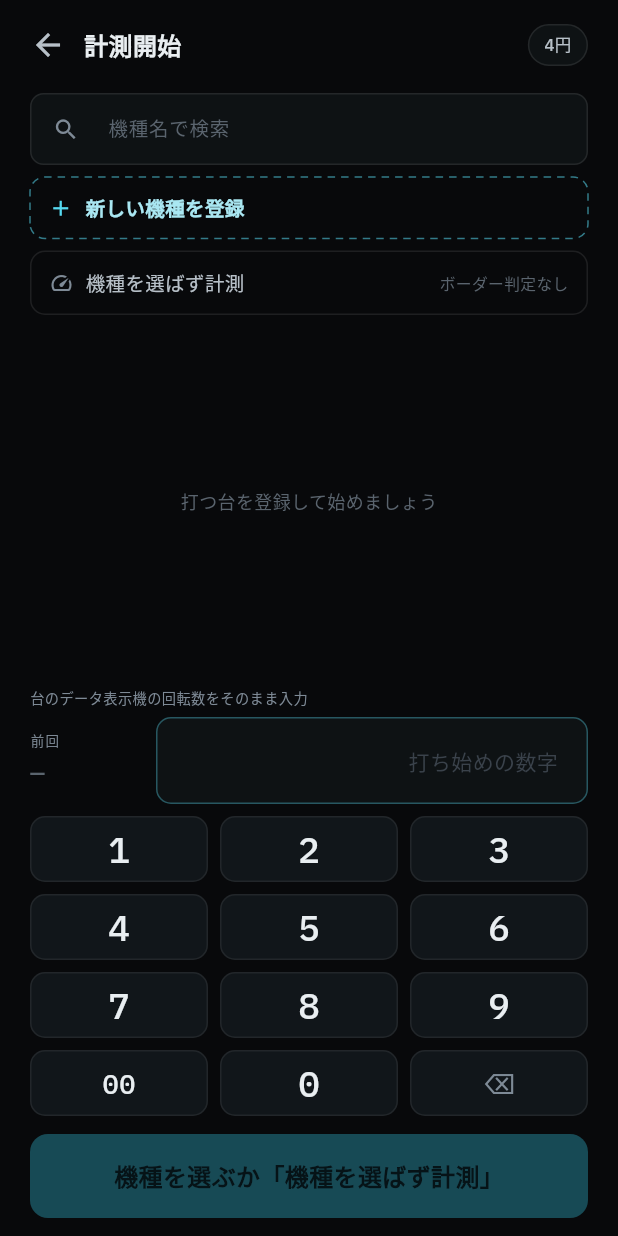
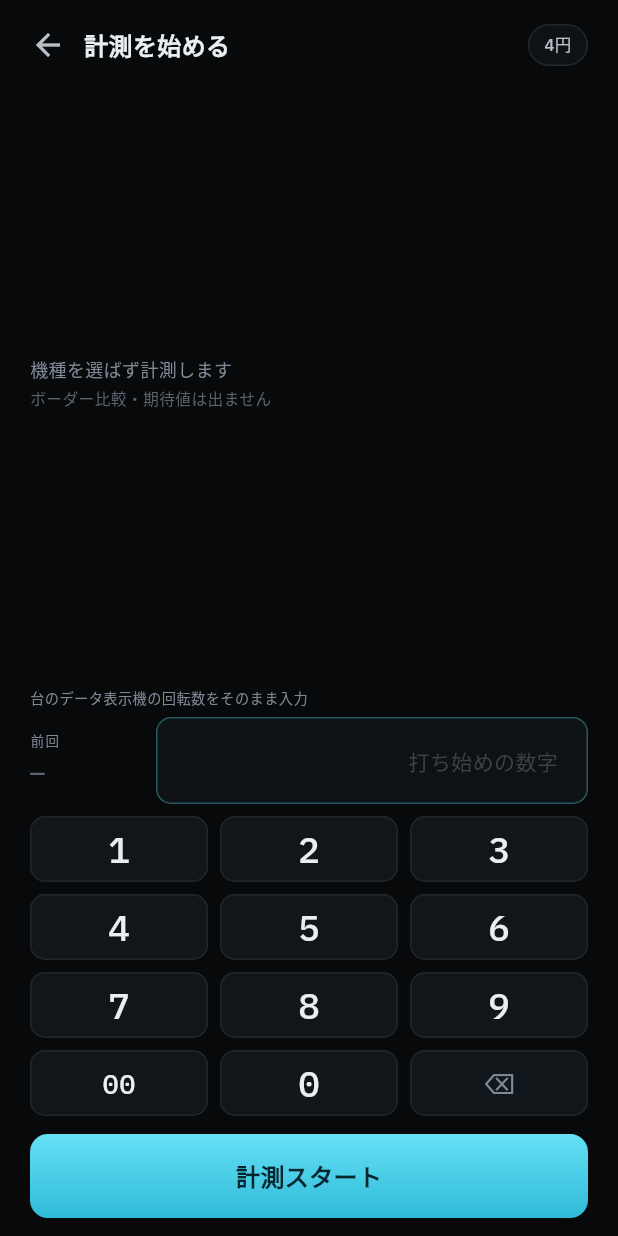
Before and after one commit to hannkidori/pachi-kaiten, a Flutter app: the screen it shows after launch, after a tap on "計測スタート", on a phone screen of 412 x 824 dp. Run offline on Flutter 3.47's test engine with Material 3 defaults, Android fonts, the phone set to English and light mode, and no system bars; our stand-ins replace google_fonts, share_plus, sqflite, wakelock_plus; accounts and stored records are empty; Roboto replaces fonts that are missing (Ibm Plex Sans Jp).

Commit message:
ホーム序列転換 + クイック計測を主役に(ルーティング刷新)
design/v2-home-counter のホーム再設計を実装。
- 序列転換: 主役=円形「計測スタート」= 機種選択を経由せず直接カウンタ入力
  (クイック計測、machine_id null)。従=ゴーストボタン「機種を選んで計測」+説明
  「機種を選ぶと、ボーダーとの比較・期待値が出ます」→既存スタート画面。
- ルーティング: QuickStartScreen 新規(打ち始めカウンタ→machineなしで即開始)。
  StartScreen からは「機種を選ばず計測」行を撤去(クイックはホーム主役へ集約)。
- 最下部を「足跡 | 設定」の2リンク並列(44px以上)に。前回比ヒーローは中央維持
  (タップで足跡)。
- 復帰カード: 円形「再開/RESUME」主役、破棄の平常時ラベルを「このセッションを破棄」に。
- 中立ラベルを「計測のみ」→「計測」(仮)に統一。
- テスト強化: クイック計測 開始→計測→終了→足跡(machineName/EV=null)の一連。

analyze クリーン / 全56テスト緑。

Co-Authored-By: Claude Opus 4.8 <noreply@anthropic.com>

```diff
--- a/lib/ui/history/history_screen.dart
+++ b/lib/ui/history/history_screen.dart
@@ -210,7 +210,7 @@ class _HistoryScreenState extends State<HistoryScreen> {
                     style: AppTheme.mono(size: 13, color: AppColors.muted)),
                 const SizedBox(width: 10),
                 Expanded(
-                  child: Text(t.machineName ?? '計測のみ',
+                  child: Text(t.machineName ?? '計測',
                       style: AppTheme.sans(
                           size: 13,
                           weight: FontWeight.w500,
--- a/lib/ui/home/home_screen.dart
+++ b/lib/ui/home/home_screen.dart
@@ -13,6 +13,7 @@ import '../../util/format.dart';
 import '../history/history_screen.dart';
 import '../measurement/measurement_screen.dart';
 import '../settings/settings_screen.dart';
+import '../start/quick_start_screen.dart';
 import '../start/start_screen.dart';
 
 /// ホーム。計測開始までの通過点。計測中セッションがあれば復帰カードを最優先表示し、
@@ -118,7 +119,18 @@ class _HomeScreenState extends State<HomeScreen> {
     _refresh();
   }
 
-  Future<void> _startNew() async {
+  /// 主役: 機種選択を経由せず直接カウンタ入力へ(クイック計測)。
+  Future<void> _startQuick() async {
+    final result = await Navigator.of(context).push<StartResult>(
+      MaterialPageRoute(builder: (_) => QuickStartScreen(services: s)),
+    );
+    if (result != null) {
+      await _openMeasurement(result.session, result.machine);
+    }
+  }
+
+  /// 従: 機種を選んで計測(ボーダー比較・期待値が要るとき)。
+  Future<void> _startWithMachine() async {
     final result = await Navigator.of(context).push<StartResult>(
       MaterialPageRoute(builder: (_) => StartScreen(services: s)),
     );
@@ -179,7 +191,7 @@ class _HomeScreenState extends State<HomeScreen> {
                           ? _restoreCard(_active!)
                           : _heroAndStart(),
                     ),
-                    _settingsLink(),
+                    _bottomLinks(),
                     const SizedBox(height: 8),
                   ],
                 ),
@@ -204,19 +216,55 @@ class _HomeScreenState extends State<HomeScreen> {
     );
   }
 
-  // ---------- 前回比ヒーロー + 円形スタート ----------
+  // ---------- 前回比ヒーロー + 従ボタン + 主役の円形スタート ----------
   Widget _heroAndStart() {
     return Column(
       children: [
         Expanded(child: Center(child: _hero())),
+        // 従: 機種を選んで計測(ゴーストボタン + 1行説明)。
+        _secondaryButton(),
+        const SizedBox(height: 6),
+        Text('機種を選ぶと、ボーダーとの比較・期待値が出ます',
+            textAlign: TextAlign.center,
+            style: AppTheme.sans(size: 10.5, color: AppColors.mutedDark)),
+        const SizedBox(height: 20),
+        // 主役: 機種選択を経由せず直接カウンタ入力へ。
         _circleButton(
           label: '計測スタート',
           sub: 'START',
           size: 218,
-          onTap: _startNew,
+          onTap: _startQuick,
         ),
-        const SizedBox(height: 24),
+        const SizedBox(height: 20),
       ],
+    );
+  }
+
+  Widget _secondaryButton() {
+    return GestureDetector(
+      onTap: _startWithMachine,
+      behavior: HitTestBehavior.opaque,
+      child: Container(
+        height: 48,
+        alignment: Alignment.center,
+        decoration: BoxDecoration(
+          border: Border.all(color: AppColors.border),
+          borderRadius: BorderRadius.circular(12),
+        ),
+        child: Row(
+          mainAxisSize: MainAxisSize.min,
+          children: [
+            const Icon(Icons.grid_view_rounded,
+                size: 15, color: AppColors.muted),
+            const SizedBox(width: 8),
+            Text('機種を選んで計測',
+                style: AppTheme.sans(
+                    size: 13.5,
+                    weight: FontWeight.w600,
+                    color: AppColors.textStrong)),
+          ],
+        ),
+      ),
     );
   }
 
@@ -240,7 +288,7 @@ class _HomeScreenState extends State<HomeScreen> {
             Text('計測を終えると、ここに足跡が残ります',
                 style: AppTheme.sans(size: 12, color: AppColors.mutedDark)),
           ] else ...[
-            Text(t.machineName ?? '計測のみ',
+            Text(t.machineName ?? '計測',
                 style: AppTheme.sans(
                     size: 14,
                     color: t.machineName == null
@@ -310,7 +358,7 @@ class _HomeScreenState extends State<HomeScreen> {
                     ],
                   ),
                   const SizedBox(height: 14),
-                  Text(a.machine?.name ?? '計測のみ',
+                  Text(a.machine?.name ?? '計測',
                       style: AppTheme.sans(
                           size: 21,
                           weight: FontWeight.w600,
@@ -328,6 +376,7 @@ class _HomeScreenState extends State<HomeScreen> {
                   const SizedBox(height: 22),
                   _circleButton(
                     label: '再開',
+                    sub: 'RESUME',
                     size: 164,
                     onTap: () => _openMeasurement(a.session, a.machine),
                   ),
@@ -348,7 +397,7 @@ class _HomeScreenState extends State<HomeScreen> {
           child: Padding(
             padding: const EdgeInsets.symmetric(vertical: 6),
             child: Text(
-              _discardArmed ? 'もう一度タップで破棄' : '破棄',
+              _discardArmed ? 'もう一度タップで破棄' : 'このセッションを破棄',
               textAlign: TextAlign.center,
               style: AppTheme.sans(
                   size: 12.5,
@@ -437,15 +486,37 @@ class _HomeScreenState extends State<HomeScreen> {
     );
   }
 
-  Widget _settingsLink() {
+  /// 最下部の 2 リンク(足跡 | 設定)。控えめだが 44px 以上で確実に押せる。
+  Widget _bottomLinks() {
+    return Row(
+      mainAxisAlignment: MainAxisAlignment.center,
+      children: [
+        _bottomLink(Icons.history, '足跡', _openHistory),
+        Container(
+          width: 1,
+          height: 14,
+          color: AppColors.border,
+        ),
+        _bottomLink(Icons.settings_outlined, '設定', _openSettings),
+      ],
+    );
+  }
+
+  Widget _bottomLink(IconData icon, String label, VoidCallback onTap) {
     return GestureDetector(
-      onTap: _openSettings,
+      onTap: onTap,
       behavior: HitTestBehavior.opaque,
       child: Padding(
-        padding: const EdgeInsets.symmetric(vertical: 8),
-        child: Text('設定',
-            textAlign: TextAlign.center,
-            style: AppTheme.sans(size: 12, color: AppColors.faint)),
+        padding: const EdgeInsets.symmetric(horizontal: 20, vertical: 12),
+        child: Row(
+          mainAxisSize: MainAxisSize.min,
+          children: [
+            Icon(icon, size: 14, color: AppColors.muted),
+            const SizedBox(width: 6),
+            Text(label,
+                style: AppTheme.sans(size: 12, color: AppColors.muted)),
+          ],
+        ),
       ),
     );
   }
--- a/lib/ui/measurement/measurement_screen.dart
+++ b/lib/ui/measurement/measurement_screen.dart
@@ -176,7 +176,7 @@ class _MeasurementScreenState extends State<MeasurementScreen>
     final result = await showRecoverySheet(
       context,
       forMove: false,
-      machineName: c.machine?.name ?? '計測のみ',
+      machineName: c.machine?.name ?? '計測',
       rateStr: fmtRate(st.rotationRate),
       totalSpins: st.totalRotations,
     );
@@ -196,7 +196,7 @@ class _MeasurementScreenState extends State<MeasurementScreen>
     final st = c.stats;
     final go = await showMoveConfirm(
       context,
-      machineName: c.machine?.name ?? '計測のみ',
+      machineName: c.machine?.name ?? '計測',
       investK: fmtK(st.consumedYen),
       totalSpins: st.totalRotations,
     );
@@ -204,7 +204,7 @@ class _MeasurementScreenState extends State<MeasurementScreen>
     final result = await showRecoverySheet(
       context,
       forMove: true,
-      machineName: c.machine?.name ?? '計測のみ',
+      machineName: c.machine?.name ?? '計測',
       rateStr: fmtRate(st.rotationRate),
       totalSpins: st.totalRotations,
     );
@@ -465,7 +465,7 @@ class _MeasurementScreenState extends State<MeasurementScreen>
             children: [
               Expanded(
                 child: Text(
-                  c.isQuick ? '計測のみ' : c.machine!.name,
+                  c.isQuick ? '計測' : c.machine!.name,
                   style: AppTheme.sans(
                       size: 14,
                       weight: FontWeight.w500,
--- /dev/null
+++ b/lib/ui/start/quick_start_screen.dart
@@ -0,0 +1,171 @@
+import 'package:flutter/material.dart';
+
+import '../../services/app_services.dart';
+import '../../theme/app_theme.dart';
+import '../widgets/counter_field.dart';
+import '../widgets/numpad.dart';
+import 'machine_sheets.dart';
+import 'start_screen.dart';
+
+/// クイック計測の打ち始め入力。機種選択を経由せず、打ち始めカウンタだけ入れて
+/// 即開始する(machine_id = null)。ホームの主役「計測スタート」から遷移する。
+class QuickStartScreen extends StatefulWidget {
+  final AppServices services;
+  const QuickStartScreen({super.key, required this.services});
+
+  @override
+  State<QuickStartScreen> createState() => _QuickStartScreenState();
+}
+
+class _QuickStartScreenState extends State<QuickStartScreen> {
+  AppServices get s => widget.services;
+
+  String _counter = '';
+  int _addUnit = 1000;
+  double _ballPrice = 4.0;
+  bool _loading = true;
+  bool _starting = false;
+
+  @override
+  void initState() {
+    super.initState();
+    _load();
+  }
+
+  Future<void> _load() async {
+    final addUnit = await s.settings.addUnitDefault();
+    final ballPrice = await s.settings.ballPrice();
+    if (!mounted) return;
+    setState(() {
+      _addUnit = addUnit;
+      _ballPrice = ballPrice;
+      _loading = false;
+    });
+  }
+
+  Future<void> _start() async {
+    if (_starting) return;
+    setState(() => _starting = true);
+    final counter = int.tryParse(_counter) ?? 0;
+    final session = await s.sessionService.start(
+      machine: null, // クイック計測
+      ballPrice: _ballPrice,
+      startCounter: counter,
+      addUnit: _addUnit,
+    );
+    if (!mounted) return;
+    Navigator.of(context).pop(StartResult(session, null));
+  }
+
+  @override
+  Widget build(BuildContext context) {
+    return Scaffold(
+      backgroundColor: AppColors.bg,
+      body: SafeArea(
+        child: _loading
+            ? const Center(child: CircularProgressIndicator())
+            : Column(
+                crossAxisAlignment: CrossAxisAlignment.start,
+                children: [
+                  _topBar(),
+                  const Spacer(),
+                  Padding(
+                    padding: const EdgeInsets.symmetric(horizontal: 20),
+                    child: Column(
+                      crossAxisAlignment: CrossAxisAlignment.stretch,
+                      children: [
+                        Text('機種を選ばず計測します',
+                            style: AppTheme.sans(
+                                size: 12, color: AppColors.muted)),
+                        const SizedBox(height: 4),
+                        Text('ボーダー比較・期待値は出ません',
+                            style: AppTheme.sans(
+                                size: 10.5, color: AppColors.mutedDark)),
+                      ],
+                    ),
+                  ),
+                  const Spacer(),
+                  _counterSection(),
+                  _startButton(),
+                ],
+              ),
+      ),
+    );
+  }
+
+  Widget _topBar() {
+    return Padding(
+      padding: const EdgeInsets.fromLTRB(8, 6, 20, 6),
+      child: Row(
+        children: [
+          IconButton(
+            onPressed: () => Navigator.of(context).maybePop(),
+            icon: const Icon(Icons.arrow_back, color: AppColors.textDim),
+          ),
+          Text('計測を始める',
+              style: AppTheme.sans(size: 16, weight: FontWeight.w700)),
+          const Spacer(),
+          Container(
+            padding: const EdgeInsets.symmetric(horizontal: 10, vertical: 5),
+            decoration: BoxDecoration(
+              color: AppColors.surfaceAlt,
+              border: Border.all(color: AppColors.border),
+              borderRadius: BorderRadius.circular(999),
+            ),
+            child: Text(ballLabel(_ballPrice),
+                style: AppTheme.mono(size: 11, color: AppColors.textDim)),
+          ),
+        ],
+      ),
+    );
+  }
+
+  Widget _counterSection() {
+    return Padding(
+      padding: const EdgeInsets.fromLTRB(20, 8, 20, 8),
+      child: Column(
+        crossAxisAlignment: CrossAxisAlignment.stretch,
+        children: [
+          Text('台のデータ表示機の回転数をそのまま入力',
+              style: AppTheme.sans(size: 9.5, color: AppColors.muted)),
+          const SizedBox(height: 6),
+          CounterField(
+            typed: _counter,
+            prevCounter: null, // 打ち始め=前回「—」
+            placeholder: '打ち始めの数字',
+          ),
+          const SizedBox(height: 8),
+          Numpad(
+            keyHeight: 44,
+            onKey: (k) => setState(() => _counter = applyKey(_counter, k)),
+          ),
+        ],
+      ),
+    );
+  }
+
+  Widget _startButton() {
+    return Padding(
+      padding: const EdgeInsets.fromLTRB(20, 4, 20, 12),
+      child: Opacity(
+        opacity: _starting ? 0.5 : 1,
+        child: GestureDetector(
+          onTap: _starting ? null : _start,
+          child: Container(
+            height: 56,
+            alignment: Alignment.center,
+            decoration: BoxDecoration(
+              gradient: AppColors.accentGradient,
+              borderRadius: BorderRadius.circular(12),
+            ),
+            child: Text('計測スタート',
+                style: AppTheme.sans(
+                    size: 16,
+                    weight: FontWeight.w700,
+                    color: AppColors.accentInk)),
+          ),
+        ),
+      ),
+    );
+  }
+}
--- a/lib/ui/start/start_screen.dart
+++ b/lib/ui/start/start_screen.dart
@@ -55,7 +55,6 @@ class _StartScreenState extends State<StartScreen> {
   List<Machine> _machines = [];
   List<int> _recentIds = [];
   Machine? _machine;
-  bool _quick = false; // 「機種を選ばず計測」を選択中(クイック計測)
   String _query = '';
   String _counter = '';
   int _addUnit = 1000;
@@ -91,7 +90,7 @@ class _StartScreenState extends State<StartScreen> {
   List<Machine> get _visibleMachines =>
       orderMachines(all: _machines, recentIds: _recentIds, query: _query);
 
-  bool get _canStart => (_quick || _machine != null) && !_starting;
+  bool get _canStart => _machine != null && !_starting;
 
   String _stamp() => DateTime.now().toIso8601String();
 
@@ -120,10 +119,7 @@ class _StartScreenState extends State<StartScreen> {
 
   Future<void> _start() async {
     if (!_canStart) return;
-    // クイック計測: 機種なしで即開始(ボーダー由来の表示は計測画面側で非表示)。
-    Machine? machine;
-    if (!_quick) {
-      machine = _machine!;
+    var machine = _machine!;
     // 現在の貸玉スロットが未入力なら、その場で入力を求めて保存(育つマスタ)。
     if (machine.borderFor(_ballPrice) == null) {
       final entered = await showBorderPrompt(
@@ -135,7 +131,6 @@ class _StartScreenState extends State<StartScreen> {
       if (entered == null) return;
       machine = applyBorder(machine, _ballPrice, entered, _stamp());
       await s.machines.update(machine);
-      }
     }
     setState(() => _starting = true);
     final counter = int.tryParse(_counter) ?? 0;
@@ -162,8 +157,6 @@ class _StartScreenState extends State<StartScreen> {
                   _topBar(),
                   _searchField(),
                   _registerRow(),
-                  const SizedBox(height: 8),
-                  _quickRow(),
                   const SizedBox(height: 8),
                   Expanded(child: _machineList()),
                   _counterSection(),
@@ -267,45 +260,6 @@ class _StartScreenState extends State<StartScreen> {
     );
   }
 
-  /// 「機種を選ばず計測」= クイック計測。リストとは別枠のニュートラル枠。
-  Widget _quickRow() {
-    return Padding(
-      padding: const EdgeInsets.symmetric(horizontal: 20),
-      child: GestureDetector(
-        onTap: () => setState(() {
-          _quick = true;
-          _machine = null;
-        }),
-        behavior: HitTestBehavior.opaque,
-        child: Container(
-          padding: const EdgeInsets.symmetric(horizontal: 12, vertical: 11),
-          decoration: BoxDecoration(
-            color: _quick ? const Color(0x14FFFFFF) : Colors.transparent,
-            border: Border.all(
-                color: _quick ? const Color(0x40FFFFFF) : AppColors.border),
-            borderRadius: BorderRadius.circular(10),
-          ),
-          child: Row(
-            children: [
-              Icon(Icons.speed,
-                  size: 16,
-                  color: _quick ? AppColors.text : AppColors.muted),
-              const SizedBox(width: 8),
-              Text('機種を選ばず計測',
-                  style: AppTheme.sans(
-                      size: 13,
-                      weight: FontWeight.w500,
-                      color: _quick ? AppColors.text : AppColors.textDim)),
-              const Spacer(),
-              Text('ボーダー判定なし',
-                  style: AppTheme.sans(size: 10.5, color: AppColors.mutedDark)),
-            ],
-          ),
-        ),
-      ),
-    );
-  }
-
   Widget _machineList() {
     final list = _visibleMachines;
     if (list.isEmpty) {
@@ -350,10 +304,7 @@ class _StartScreenState extends State<StartScreen> {
     return Padding(
       padding: const EdgeInsets.only(bottom: 8),
       child: GestureDetector(
-        onTap: () => setState(() {
-          _machine = m;
-          _quick = false;
-        }),
+        onTap: () => setState(() => _machine = m),
         child: Container(
           padding: const EdgeInsets.symmetric(horizontal: 12, vertical: 11),
           decoration: BoxDecoration(
@@ -444,7 +395,7 @@ class _StartScreenState extends State<StartScreen> {
   Widget _startButton() {
     final label = _canStart
         ? '計測スタート'
-        : '機種を選ぶか「機種を選ばず計測」';
+        : '機種を選択してください';
     return Padding(
       padding: const EdgeInsets.fromLTRB(20, 4, 20, 12),
       child: Opacity(
```
Also changed, not shown: 1 other file. Lines whose indentation alone changed are shown as unchanged.
